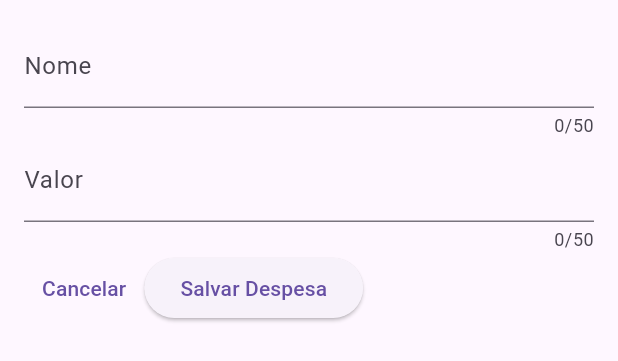
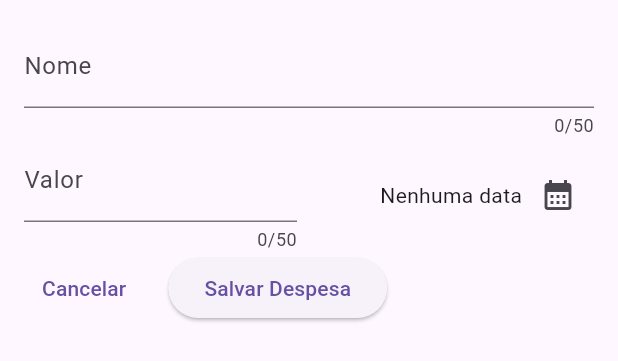
Before and after one commit to oeleomar/flutter-apps, a Flutter app: the NewExpense widget shown alone on an empty page, opened directly, on a phone screen of 412 x 824 dp. Shown: the top 361 px of the screen. Run offline on Flutter 3.47's test engine with Material 3 defaults, Android fonts, the phone set to English and light mode, and no system bars; our stand-ins replace google_fonts.

Commit message:
feat: adicionar seleção de data e exibição na tela de nova despesa

```diff
--- a/expenses_tracker_app/lib/widgets/new_expense.dart
+++ b/expenses_tracker_app/lib/widgets/new_expense.dart
@@ -1,4 +1,7 @@
 import 'package:flutter/material.dart';
+import 'package:intl/intl.dart';
+
+final formatter = DateFormat.yMd();
 
 class NewExpense extends StatefulWidget {
   const NewExpense({super.key});
@@ -18,6 +21,23 @@ class _NewExpenseState extends State<NewExpense> {
 
   final _titleController = TextEditingController();
   final _amountController = TextEditingController();
+  DateTime? _selectedDate;
+
+  void _presentDatePicket() async {
+    final now = DateTime.now();
+    final firstDate = DateTime(now.year - 1, now.month, now.day);
+    final lastDate = DateTime(now.year + 1, now.month, now.day);
+    final pickedDate = await showDatePicker(
+      context: context,
+      firstDate: firstDate,
+      lastDate: lastDate,
+      initialDate: now,
+    );
+
+    setState(() {
+      _selectedDate = pickedDate;
+    });
+  }
 
   @override
   void dispose() {
@@ -38,7 +58,11 @@ class _NewExpenseState extends State<NewExpense> {
             keyboardType: TextInputType.text,
             decoration: InputDecoration(label: Text('Nome')),
           ),
-          TextField(
+
+          Row(
+            children: [
+              Expanded(
+                child: TextField(
                   controller: _amountController,
                   maxLength: 50,
                   keyboardType: TextInputType.number,
@@ -47,12 +71,36 @@ class _NewExpenseState extends State<NewExpense> {
                     label: Text('Valor'),
                   ),
                 ),
+              ),
+              SizedBox(width: 16),
+              Expanded(
+                child: Row(
+                  mainAxisAlignment: MainAxisAlignment.end,
+                  crossAxisAlignment: CrossAxisAlignment.center,
+                  children: [
+                    Text(
+                      _selectedDate == null
+                          ? 'Nenhuma data'
+                          : formatter.format(_selectedDate!),
+                    ),
+                    IconButton(
+                      onPressed: _presentDatePicket,
+                      icon: Icon(Icons.calendar_month),
+                    ),
+                  ],
+                ),
+              ),
+            ],
+          ),
           Row(
             children: [
               TextButton(
-                onPressed: () {},
+                onPressed: () {
+                  Navigator.pop(context);
+                },
                 child: const Text('Cancelar'),
               ),
+              SizedBox(width: 16),
               ElevatedButton(
                 onPressed: () {},
                 child: const Text('Salvar Despesa'),
```
Lines whose indentation alone changed are shown as unchanged.
